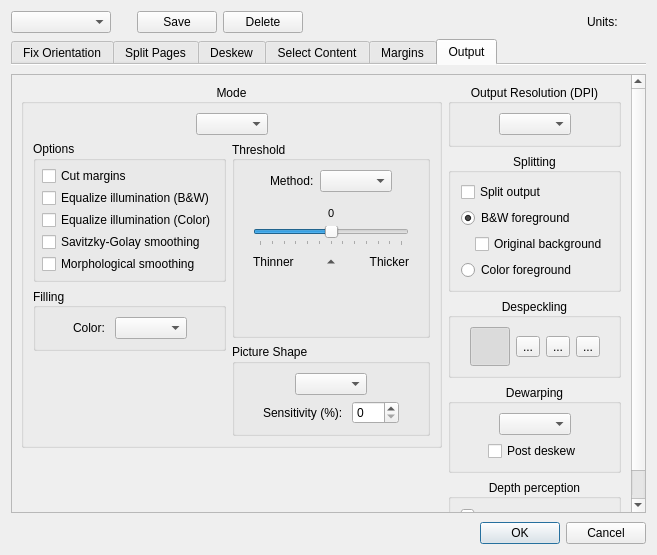
First picture: the form in ui/DefaultParamsDialog.ui, repository 4lex4/scantailor-advanced, before the edit.
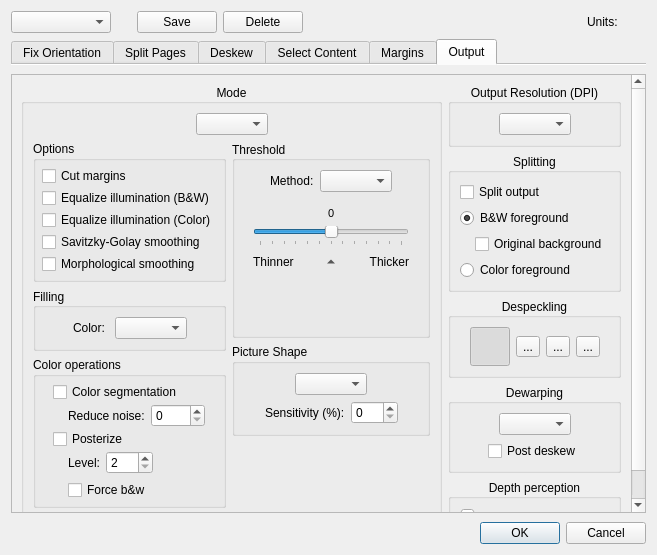
Second picture: the form after the edit. The open tabs and pages were chosen to show the change. Icons and pictures are not drawn.

Commit message: ~ DefaultParamsDialog: support for segmenter and posterizing options.

What changed in the file:
```diff
--- a/ui/DefaultParamsDialog.ui
+++ b/ui/DefaultParamsDialog.ui
@@ -1769,7 +1769,7 @@
            <rect>
             <x>0</x>
             <y>0</y>
-            <width>633</width>
+            <width>637</width>
             <height>442</height>
            </rect>
           </property>
@@ -1952,6 +1952,300 @@
                     </layout>
                    </widget>
                   </item>
+                  <item>
+                   <widget class="QGroupBox" name="colorOperationsOptions">
+                    <property name="styleSheet">
+                     <string notr="true"/>
+                    </property>
+                    <property name="title">
+                     <string>Color operations</string>
+                    </property>
+                    <layout class="QHBoxLayout" name="horizontalLayout_28">
+                     <property name="leftMargin">
+                      <number>0</number>
+                     </property>
+                     <property name="topMargin">
+                      <number>0</number>
+                     </property>
+                     <property name="rightMargin">
+                      <number>0</number>
+                     </property>
+                     <property name="bottomMargin">
+                      <number>0</number>
+                     </property>
+                     <item>
+                      <spacer name="horizontalSpacer_60">
+                       <property name="orientation">
+                        <enum>Qt::Horizontal</enum>
+                       </property>
+                       <property name="sizeHint" stdset="0">
+                        <size>
+                         <width>1</width>
+                         <height>1</height>
+                        </size>
+                       </property>
+                      </spacer>
+                     </item>
+                     <item>
+                      <layout class="QVBoxLayout" name="verticalLayout_31">
+                       <property name="spacing">
+                        <number>2</number>
+                       </property>
+                       <property name="leftMargin">
+                        <number>5</number>
+                       </property>
+                       <property name="topMargin">
+                        <number>5</number>
+                       </property>
+                       <property name="rightMargin">
+                        <number>5</number>
+                       </property>
+                       <property name="bottomMargin">
+                        <number>5</number>
+                       </property>
+                       <item>
+                        <widget class="QCheckBox" name="colorSegmentationCB">
+                         <property name="toolTip">
+                          <string>Split the image into color segments and colorize b&amp;w mask.</string>
+                         </property>
+                         <property name="statusTip">
+                          <string/>
+                         </property>
+                         <property name="text">
+                          <string>Color segmentation</string>
+                         </property>
+                        </widget>
+                       </item>
+                       <item>
+                        <widget class="QWidget" name="segmenterOptionsWidget" native="true">
+                         <layout class="QHBoxLayout" name="horizontalLayout_29">
+                          <property name="leftMargin">
+                           <number>0</number>
+                          </property>
+                          <property name="topMargin">
+                           <number>0</number>
+                          </property>
+                          <property name="rightMargin">
+                           <number>0</number>
+                          </property>
+                          <property name="bottomMargin">
+                           <number>0</number>
+                          </property>
+                          <item>
+                           <spacer name="horizontalSpacer_61">
+                            <property name="orientation">
+                             <enum>Qt::Horizontal</enum>
+                            </property>
+                            <property name="sizeType">
+                             <enum>QSizePolicy::Minimum</enum>
+                            </property>
+                            <property name="sizeHint" stdset="0">
+                             <size>
+                              <width>15</width>
+                              <height>1</height>
+                             </size>
+                            </property>
+                           </spacer>
+                          </item>
+                          <item>
+                           <widget class="QLabel" name="reduceNoiseLabel">
+                            <property name="text">
+                             <string>Reduce noise:</string>
+                            </property>
+                           </widget>
+                          </item>
+                          <item>
+                           <widget class="QSpinBox" name="reduceNoiseSB">
+                            <property name="toolTip">
+                             <string/>
+                            </property>
+                            <property name="alignment">
+                             <set>Qt::AlignLeading|Qt::AlignLeft|Qt::AlignVCenter</set>
+                            </property>
+                            <property name="minimum">
+                             <number>0</number>
+                            </property>
+                            <property name="maximum">
+                             <number>9999</number>
+                            </property>
+                            <property name="value">
+                             <number>0</number>
+                            </property>
+                           </widget>
+                          </item>
+                          <item>
+                           <spacer name="horizontalSpacer_62">
+                            <property name="orientation">
+                             <enum>Qt::Horizontal</enum>
+                            </property>
+                            <property name="sizeHint" stdset="0">
+                             <size>
+                              <width>1</width>
+                              <height>1</height>
+                             </size>
+                            </property>
+                           </spacer>
+                          </item>
+                         </layout>
+                        </widget>
+                       </item>
+                       <item>
+                        <widget class="QCheckBox" name="posterizeCB">
+                         <property name="toolTip">
+                          <string>Reduce the number of colors of the output image by grouping similar colors.</string>
+                         </property>
+                         <property name="statusTip">
+                          <string/>
+                         </property>
+                         <property name="text">
+                          <string>Posterize</string>
+                         </property>
+                        </widget>
+                       </item>
+                       <item>
+                        <widget class="QWidget" name="posterizeOptionsWidget" native="true">
+                         <layout class="QVBoxLayout" name="verticalLayout_32">
+                          <property name="leftMargin">
+                           <number>0</number>
+                          </property>
+                          <property name="topMargin">
+                           <number>0</number>
+                          </property>
+                          <property name="rightMargin">
+                           <number>0</number>
+                          </property>
+                          <property name="bottomMargin">
+                           <number>0</number>
+                          </property>
+                          <item>
+                           <layout class="QHBoxLayout" name="horizontalLayout_30">
+                            <property name="topMargin">
+                             <number>0</number>
+                            </property>
+                            <item>
+                             <spacer name="horizontalSpacer_63">
+                              <property name="orientation">
+                               <enum>Qt::Horizontal</enum>
+                              </property>
+                              <property name="sizeType">
+                               <enum>QSizePolicy::Minimum</enum>
+                              </property>
+                              <property name="sizeHint" stdset="0">
+                               <size>
+                                <width>15</width>
+                                <height>1</height>
+                               </size>
+                              </property>
+                             </spacer>
+                            </item>
+                            <item>
+                             <widget class="QLabel" name="posterizeLevelLabel">
+                              <property name="text">
+                               <string>Level:</string>
+                              </property>
+                             </widget>
+                            </item>
+                            <item>
+                             <widget class="QSpinBox" name="posterizeLevelSB">
+                              <property name="toolTip">
+                               <string>Lower value means lower count of colors in the output image, values between 2 and 6 inclusive guarantee an indexed image.</string>
+                              </property>
+                              <property name="alignment">
+                               <set>Qt::AlignLeading|Qt::AlignLeft|Qt::AlignVCenter</set>
+                              </property>
+                              <property name="minimum">
+                               <number>2</number>
+                              </property>
+                              <property name="maximum">
+                               <number>255</number>
+                              </property>
+                             </widget>
+                            </item>
+                            <item>
+                             <spacer name="horizontalSpacer_64">
+                              <property name="orientation">
+                               <enum>Qt::Horizontal</enum>
+                              </property>
+                              <property name="sizeHint" stdset="0">
+                               <size>
+                                <width>1</width>
+                                <height>1</height>
+                               </size>
+                              </property>
+                             </spacer>
+                            </item>
+                           </layout>
+                          </item>
+                          <item>
+                           <layout class="QHBoxLayout" name="horizontalLayout_31">
+                            <property name="topMargin">
+                             <number>0</number>
+                            </property>
+                            <item>
+                             <spacer name="horizontalSpacer_65">
+                              <property name="orientation">
+                               <enum>Qt::Horizontal</enum>
+                              </property>
+                              <property name="sizeType">
+                               <enum>QSizePolicy::Minimum</enum>
+                              </property>
+                              <property name="sizeHint" stdset="0">
+                               <size>
+                                <width>15</width>
+                                <height>1</height>
+                               </size>
+                              </property>
+                             </spacer>
+                            </item>
+                            <item>
+                             <widget class="QCheckBox" name="posterizeForceBwCB">
+                              <property name="toolTip">
+                               <string>Make dark and light gray gradients black and white respectively.</string>
+                              </property>
+                              <property name="statusTip">
+                               <string/>
+                              </property>
+                              <property name="text">
+                               <string>Force b&amp;&amp;w</string>
+                              </property>
+                             </widget>
+                            </item>
+                            <item>
+                             <spacer name="horizontalSpacer_66">
+                              <property name="orientation">
+                               <enum>Qt::Horizontal</enum>
+                              </property>
+                              <property name="sizeHint" stdset="0">
+                               <size>
+                                <width>1</width>
+                                <height>1</height>
+                               </size>
+                              </property>
+                             </spacer>
+                            </item>
+                           </layout>
+                          </item>
+                         </layout>
+                        </widget>
+                       </item>
+                      </layout>
+                     </item>
+                     <item>
+                      <spacer name="horizontalSpacer_67">
+                       <property name="orientation">
+                        <enum>Qt::Horizontal</enum>
+                       </property>
+                       <property name="sizeHint" stdset="0">
+                        <size>
+                         <width>1</width>
+                         <height>1</height>
+                        </size>
+                       </property>
+                      </spacer>
+                     </item>
+                    </layout>
+                   </widget>
+                  </item>
                   <item>
                    <spacer name="verticalSpacer_14">
                     <property name="orientation">
@@ -1960,7 +2254,7 @@
                     <property name="sizeHint" stdset="0">
                      <size>
                       <width>20</width>
-                      <height>40</height>
+                      <height>1</height>
                      </size>
                     </property>
                    </spacer>
@@ -2511,7 +2805,7 @@
                         <item>
                          <widget class="QLabel" name="pictureShapeSensitivityLabel">
                           <property name="text">
-                           <string>Sensitivity (%): </string>
+                           <string>Sensitivity (%):</string>
                           </property>
                          </widget>
                         </item>
@@ -2544,6 +2838,19 @@
                     </layout>
                    </widget>
                   </item>
+                  <item>
+                   <spacer name="verticalSpacer_21">
+                    <property name="orientation">
+                     <enum>Qt::Vertical</enum>
+                    </property>
+                    <property name="sizeHint" stdset="0">
+                     <size>
+                      <width>20</width>
+                      <height>1</height>
+                     </size>
+                    </property>
+                   </spacer>
+                  </item>
                  </layout>
                 </item>
                 <item row="0" column="0" colspan="2">
@@ -2709,6 +3016,9 @@
                         <property name="orientation">
                          <enum>Qt::Horizontal</enum>
                         </property>
+                        <property name="sizeType">
+                         <enum>QSizePolicy::Minimum</enum>
+                        </property>
                         <property name="sizeHint" stdset="0">
                          <size>
                           <width>15</width>
```
The commit also changes 2 other files.
